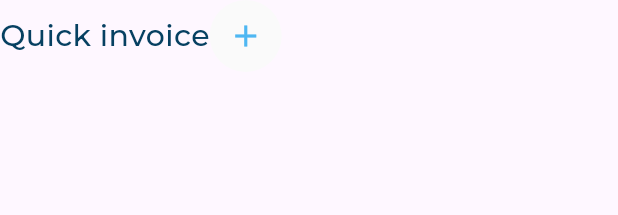
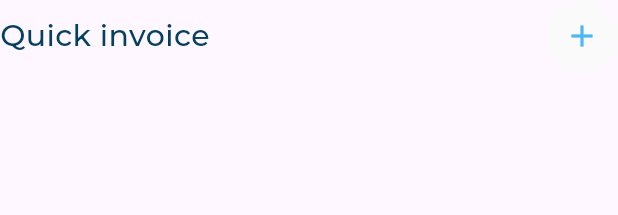
Before and after one commit to khaled-dreat/Admin-Dashboard, a Flutter app: the QuickInvoiceHeader widget shown alone on an empty page, opened directly, on a phone screen of 412 x 824 dp. Shown: the top 215 px of the screen. Run offline on Flutter 3.47's test engine with Material 3 defaults, Android fonts, the phone set to English and light mode, and no system bars; our stand-ins replace dio, flutter_bloc, flutter_screenutil, flutter_svg, fluttertoast, google_fonts and 1 more; project files that could hold a hidden picture were left out.

Commit message:
Refactor QuickInvoiceHeader widget styling
Add Spacer widget for spacing and use const for ShapeDecoration and Icon widgets.

```diff
--- a/lib/features/home/presentation/view/home/widgets/quick_invoice_header.dart
+++ b/lib/features/home/presentation/view/home/widgets/quick_invoice_header.dart
@@ -11,12 +11,13 @@ class QuickInvoiceHeader extends StatelessWidget {
           "Quick invoice",
           style: AppStyles.styleSemiBold20(context),
         ),
+        const Spacer(),
         Container(
           width: 48,
           height: 48,
-          decoration:
-              ShapeDecoration(color: Color(0xFFFAFAFA), shape: OvalBorder()),
-          child: Icon(
+          decoration: const ShapeDecoration(
+              color: Color(0xFFFAFAFA), shape: OvalBorder()),
+          child: const Icon(
             Icons.add,
             color: Color(0xff4EB7F2),
           ),
```
